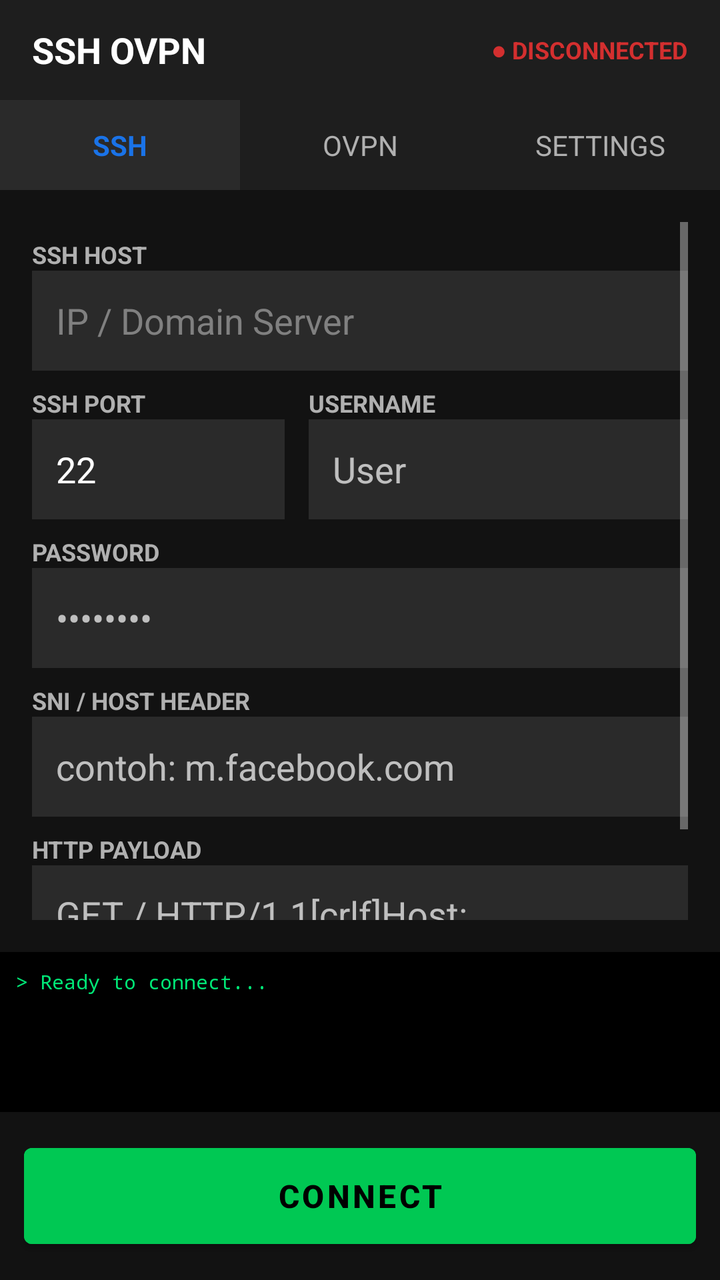
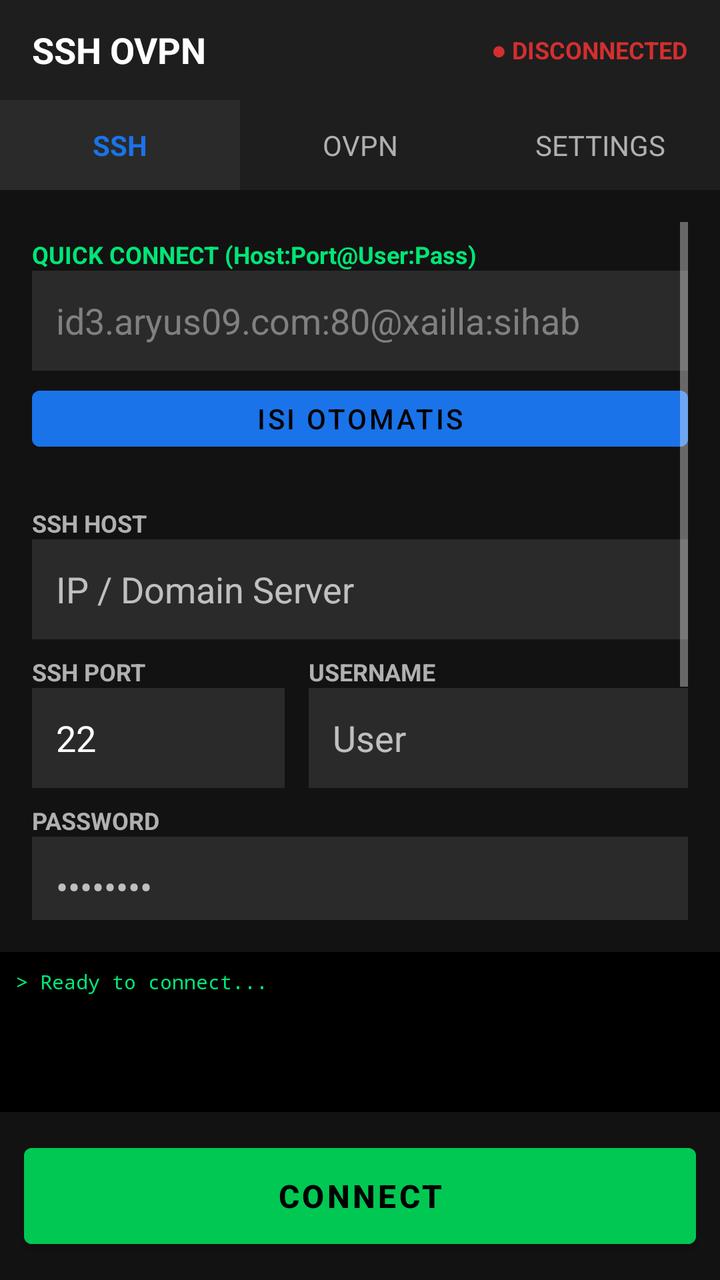

Screens rendered from an Android XML layout before and after an edit, with the pre-edit source and the edit as a unified diff.
<!-- AndroidManifest.xml: application theme Theme.SSHOVPN -->
<!-- res/layout/activity_main.xml -->
<?xml version="1.0" encoding="utf-8"?>
<LinearLayout xmlns:android="http://schemas.android.com/apk/res/android"
    android:layout_width="match_parent"
    android:layout_height="match_parent"
    android:orientation="vertical"
    android:background="#FF121212">

    
    <LinearLayout
        android:layout_width="match_parent"
        android:layout_height="50dp"
        android:background="#FF1E1E1E"
        android:gravity="center_vertical"
        android:paddingHorizontal="16dp">
        <TextView
            android:layout_width="0dp"
            android:layout_height="wrap_content"
            android:layout_weight="1"
            android:text="SSH OVPN"
            android:textColor="#FFFFFFFF"
            android:textSize="18sp"
            android:textStyle="bold" />
        <TextView
            android:id="@+id/tvStatus"
            android:layout_width="wrap_content"
            android:layout_height="wrap_content"
            android:text="● DISCONNECTED"
            android:textColor="#FFD32F2F"
            android:textSize="12sp"
            android:textStyle="bold" />
    </LinearLayout>

    
    <LinearLayout
        android:layout_width="match_parent"
        android:layout_height="45dp"
        android:background="#FF1E1E1E"
        android:orientation="horizontal">
        <TextView android:id="@+id/tabSsh" android:layout_width="0dp" android:layout_height="match_parent" android:layout_weight="1" android:gravity="center" android:text="SSH" android:textColor="#FF1A73E8" android:textStyle="bold" android:background="#FF2A2A2A"/>
        <TextView android:id="@+id/tabOvpn" android:layout_width="0dp" android:layout_height="match_parent" android:layout_weight="1" android:gravity="center" android:text="OVPN" android:textColor="#FFB0B0B0" />
        <TextView android:id="@+id/tabConfig" android:layout_width="0dp" android:layout_height="match_parent" android:layout_weight="1" android:gravity="center" android:text="SETTINGS" android:textColor="#FFB0B0B0" />
    </LinearLayout>

    
    <ScrollView
        android:layout_width="match_parent"
        android:layout_height="0dp"
        android:layout_weight="1"
        android:padding="16dp">
        
        <LinearLayout
            android:layout_width="match_parent"
            android:layout_height="wrap_content"
            android:orientation="vertical">

            
            <LinearLayout
                android:id="@+id/formSsh"
                android:layout_width="match_parent"
                android:layout_height="wrap_content"
                android:orientation="vertical">

                <TextView android:layout_width="wrap_content" android:layout_height="wrap_content" android:text="SSH HOST" android:textColor="#FFB0B0B0" android:textSize="12sp" android:textStyle="bold" android:layout_marginTop="8dp"/>
                <EditText android:id="@+id/etSshHost" android:layout_width="match_parent" android:layout_height="50dp" android:background="#FF2A2A2A" android:paddingHorizontal="12dp" android:textColor="#FFFFFFFF" android:textColorHint="#FF808080" android:hint="IP / Domain Server"/>

                <LinearLayout android:layout_width="match_parent" android:layout_height="wrap_content" android:orientation="horizontal" android:layout_marginTop="8dp">
                    <LinearLayout android:layout_width="0dp" android:layout_height="wrap_content" android:layout_weight="1" android:orientation="vertical">
                        <TextView android:layout_width="wrap_content" android:layout_height="wrap_content" android:text="SSH PORT" android:textColor="#FFB0B0B0" android:textSize="12sp" android:textStyle="bold"/>
                        <EditText android:id="@+id/etSshPort" android:layout_width="match_parent" android:layout_height="50dp" android:background="#FF2A2A2A" android:paddingHorizontal="12dp" android:textColor="#FFFFFFFF" android:inputType="number" android:text="22"/>
                    </LinearLayout>
                    <Space android:layout_width="12dp" android:layout_height="1dp"/>
                    <LinearLayout android:layout_width="0dp" android:layout_height="wrap_content" android:layout_weight="1.5" android:orientation="vertical">
                        <TextView android:layout_width="wrap_content" android:layout_height="wrap_content" android:text="USERNAME" android:textColor="#FFB0B0B0" android:textSize="12sp" android:textStyle="bold"/>
                        <EditText android:id="@+id/etSshUser" android:layout_width="match_parent" android:layout_height="50dp" android:background="#FF2A2A2A" android:paddingHorizontal="12dp" android:textColor="#FFFFFFFF" android:hint="User"/>
                    </LinearLayout>
                </LinearLayout>

                <TextView android:layout_width="wrap_content" android:layout_height="wrap_content" android:text="PASSWORD" android:textColor="#FFB0B0B0" android:textSize="12sp" android:textStyle="bold" android:layout_marginTop="8dp"/>
                <EditText android:id="@+id/etSshPass" android:layout_width="match_parent" android:layout_height="50dp" android:background="#FF2A2A2A" android:paddingHorizontal="12dp" android:textColor="#FFFFFFFF" android:inputType="textPassword" android:hint="••••••••"/>

                <TextView android:layout_width="wrap_content" android:layout_height="wrap_content" android:text="SNI / HOST HEADER" android:textColor="#FFB0B0B0" android:textSize="12sp" android:textStyle="bold" android:layout_marginTop="8dp"/>
                <EditText android:id="@+id/etSni" android:layout_width="match_parent" android:layout_height="50dp" android:background="#FF2A2A2A" android:paddingHorizontal="12dp" android:textColor="#FFFFFFFF" android:hint="contoh: m.facebook.com"/>

                <TextView android:layout_width="wrap_content" android:layout_height="wrap_content" android:text="HTTP PAYLOAD" android:textColor="#FFB0B0B0" android:textSize="12sp" android:textStyle="bold" android:layout_marginTop="8dp"/>
                <EditText android:id="@+id/etPayload" android:layout_width="match_parent" android:layout_height="100dp" android:background="#FF2A2A2A" android:padding="12dp" android:textColor="#FFFFFFFF" android:gravity="top|start" android:inputType="textMultiLine" android:hint="GET / HTTP/1.1[crlf]Host: m.facebook.com[crlf]..."/>
            </LinearLayout>

            
            <LinearLayout android:id="@+id/formOvpn" android:layout_width="match_parent" android:layout_height="wrap_content" android:orientation="vertical" android:visibility="gone">
                <TextView android:layout_width="wrap_content" android:layout_height="wrap_content" android:text="OVPN Config Path" android:textColor="#FFFFFFFF" android:layout_marginTop="16dp"/>
                <EditText android:id="@+id/etOvpnPath" android:layout_width="match_parent" android:layout_height="50dp" android:background="#FF2A2A2A" android:paddingHorizontal="12dp" android:textColor="#FFFFFFFF" android:hint="/sdcard/client.ovpn" android:layout_marginTop="8dp"/>
                <Button android:id="@+id/btnPickOvpn" android:layout_width="match_parent" android:layout_height="50dp" android:text="PILIH FILE OVPN" android:layout_marginTop="16dp" android:backgroundTint="#FF1A73E8"/>
            </LinearLayout>

            
            <LinearLayout android:id="@+id/formConfig" android:layout_width="match_parent" android:layout_height="wrap_content" android:orientation="vertical" android:visibility="gone">
                <TextView android:layout_width="wrap_content" android:layout_height="wrap_content" android:text="DNS SERVER" android:textColor="#FFB0B0B0" android:textSize="12sp" android:textStyle="bold" android:layout_marginTop="16dp"/>
                <EditText android:id="@+id/etDns" android:layout_width="match_parent" android:layout_height="50dp" android:background="#FF2A2A2A" android:paddingHorizontal="12dp" android:textColor="#FFFFFFFF" android:text="1.1.1.1"/>
                
                <CheckBox android:id="@+id/cbAutoReconnect" android:layout_width="match_parent" android:layout_height="wrap_content" android:text="Auto Reconnect" android:textColor="#FFFFFFFF" android:checked="true" android:layout_marginTop="16dp"/>
                <CheckBox android:id="@+id/cbBypassDpi" android:layout_width="match_parent" android:layout_height="wrap_content" android:text="Bypass DPI / Split Payload" android:textColor="#FFFFFFFF"/>
            </LinearLayout>

        </LinearLayout>
    </ScrollView>

    
    <TextView
        android:id="@+id/tvLog"
        android:layout_width="match_parent"
        android:layout_height="80dp"
        android:background="#FF000000"
        android:fontFamily="monospace"
        android:padding="8dp"
        android:scrollbars="vertical"
        android:text="> Ready to connect..."
        android:textColor="#FF00E676"
        android:textSize="10sp" />

    
    <Button
        android:id="@+id/btnConnect"
        android:layout_width="match_parent"
        android:layout_height="60dp"
        android:layout_margin="12dp"
        android:text="CONNECT"
        android:textSize="16sp"
        android:textStyle="bold"
        android:textColor="#FF000000"
        android:backgroundTint="#FF00C853" />

</LinearLayout>
<!-- resources referenced by this layout -->
<resources>
  <style name="Theme.SSHOVPN" parent="Theme.MaterialComponents.NoActionBar">
          <item name="colorPrimary">#FF1A73E8</item>
          <item name="colorSecondary">#FF00C853</item>
          <item name="android:windowBackground">#FF121212</item>
      </style>
</resources>

<!-- the commit's change to res/layout/activity_main.xml (unified diff, before → after) -->
@@ -5,32 +5,16 @@
     android:orientation="vertical"
     android:background="#FF121212">
 
-    
     <LinearLayout
         android:layout_width="match_parent"
         android:layout_height="50dp"
         android:background="#FF1E1E1E"
         android:gravity="center_vertical"
         android:paddingHorizontal="16dp">
-        <TextView
-            android:layout_width="0dp"
-            android:layout_height="wrap_content"
-            android:layout_weight="1"
-            android:text="SSH OVPN"
-            android:textColor="#FFFFFFFF"
-            android:textSize="18sp"
-            android:textStyle="bold" />
-        <TextView
-            android:id="@+id/tvStatus"
-            android:layout_width="wrap_content"
-            android:layout_height="wrap_content"
-            android:text="● DISCONNECTED"
-            android:textColor="#FFD32F2F"
-            android:textSize="12sp"
-            android:textStyle="bold" />
+        <TextView android:layout_width="0dp" android:layout_height="wrap_content" android:layout_weight="1" android:text="SSH OVPN" android:textColor="#FFFFFFFF" android:textSize="18sp" android:textStyle="bold" />
+        <TextView android:id="@+id/tvStatus" android:layout_width="wrap_content" android:layout_height="wrap_content" android:text="● DISCONNECTED" android:textColor="#FFD32F2F" android:textSize="12sp" android:textStyle="bold" />
     </LinearLayout>
 
-    
     <LinearLayout
         android:layout_width="match_parent"
         android:layout_height="45dp"
@@ -41,27 +25,18 @@
         <TextView android:id="@+id/tabConfig" android:layout_width="0dp" android:layout_height="match_parent" android:layout_weight="1" android:gravity="center" android:text="SETTINGS" android:textColor="#FFB0B0B0" />
     </LinearLayout>
 
-    
-    <ScrollView
-        android:layout_width="match_parent"
-        android:layout_height="0dp"
-        android:layout_weight="1"
-        android:padding="16dp">
-        
-        <LinearLayout
-            android:layout_width="match_parent"
-            android:layout_height="wrap_content"
-            android:orientation="vertical">
+    <ScrollView android:layout_width="match_parent" android:layout_height="0dp" android:layout_weight="1" android:padding="16dp">
+        <LinearLayout android:layout_width="match_parent" android:layout_height="wrap_content" android:orientation="vertical">
 
-            
-            <LinearLayout
-                android:id="@+id/formSsh"
-                android:layout_width="match_parent"
-                android:layout_height="wrap_content"
-                android:orientation="vertical">
+            <LinearLayout android:id="@+id/formSsh" android:layout_width="match_parent" android:layout_height="wrap_content" android:orientation="vertical">
+                
+                
+                <TextView android:layout_width="wrap_content" android:layout_height="wrap_content" android:text="QUICK CONNECT (Host:Port@User:Pass)" android:textColor="#FF00E676" android:textSize="12sp" android:textStyle="bold" android:layout_marginTop="8dp"/>
+                <EditText android:id="@+id/etQuickConnect" android:layout_width="match_parent" android:layout_height="50dp" android:background="#FF2A2A2A" android:paddingHorizontal="12dp" android:textColor="#FFFFFFFF" android:textColorHint="#FF808080" android:hint="id3.aryus09.com:80@xailla:sihab"/>
+                <Button android:id="@+id/btnParse" android:layout_width="match_parent" android:layout_height="40dp" android:text="ISI OTOMATIS" android:backgroundTint="#FF1A73E8" android:layout_marginTop="4dp" android:layout_marginBottom="16dp"/>
 
                 <TextView android:layout_width="wrap_content" android:layout_height="wrap_content" android:text="SSH HOST" android:textColor="#FFB0B0B0" android:textSize="12sp" android:textStyle="bold" android:layout_marginTop="8dp"/>
-                <EditText android:id="@+id/etSshHost" android:layout_width="match_parent" android:layout_height="50dp" android:background="#FF2A2A2A" android:paddingHorizontal="12dp" android:textColor="#FFFFFFFF" android:textColorHint="#FF808080" android:hint="IP / Domain Server"/>
+                <EditText android:id="@+id/etSshHost" android:layout_width="match_parent" android:layout_height="50dp" android:background="#FF2A2A2A" android:paddingHorizontal="12dp" android:textColor="#FFFFFFFF" android:hint="IP / Domain Server"/>
 
                 <LinearLayout android:layout_width="match_parent" android:layout_height="wrap_content" android:orientation="horizontal" android:layout_marginTop="8dp">
                     <LinearLayout android:layout_width="0dp" android:layout_height="wrap_content" android:layout_weight="1" android:orientation="vertical">
@@ -85,48 +60,22 @@
                 <EditText android:id="@+id/etPayload" android:layout_width="match_parent" android:layout_height="100dp" android:background="#FF2A2A2A" android:padding="12dp" android:textColor="#FFFFFFFF" android:gravity="top|start" android:inputType="textMultiLine" android:hint="GET / HTTP/1.1[crlf]Host: m.facebook.com[crlf]..."/>
             </LinearLayout>
 
-            
             <LinearLayout android:id="@+id/formOvpn" android:layout_width="match_parent" android:layout_height="wrap_content" android:orientation="vertical" android:visibility="gone">
                 <TextView android:layout_width="wrap_content" android:layout_height="wrap_content" android:text="OVPN Config Path" android:textColor="#FFFFFFFF" android:layout_marginTop="16dp"/>
                 <EditText android:id="@+id/etOvpnPath" android:layout_width="match_parent" android:layout_height="50dp" android:background="#FF2A2A2A" android:paddingHorizontal="12dp" android:textColor="#FFFFFFFF" android:hint="/sdcard/client.ovpn" android:layout_marginTop="8dp"/>
                 <Button android:id="@+id/btnPickOvpn" android:layout_width="match_parent" android:layout_height="50dp" android:text="PILIH FILE OVPN" android:layout_marginTop="16dp" android:backgroundTint="#FF1A73E8"/>
             </LinearLayout>
 
-            
             <LinearLayout android:id="@+id/formConfig" android:layout_width="match_parent" android:layout_height="wrap_content" android:orientation="vertical" android:visibility="gone">
                 <TextView android:layout_width="wrap_content" android:layout_height="wrap_content" android:text="DNS SERVER" android:textColor="#FFB0B0B0" android:textSize="12sp" android:textStyle="bold" android:layout_marginTop="16dp"/>
                 <EditText android:id="@+id/etDns" android:layout_width="match_parent" android:layout_height="50dp" android:background="#FF2A2A2A" android:paddingHorizontal="12dp" android:textColor="#FFFFFFFF" android:text="1.1.1.1"/>
-                
                 <CheckBox android:id="@+id/cbAutoReconnect" android:layout_width="match_parent" android:layout_height="wrap_content" android:text="Auto Reconnect" android:textColor="#FFFFFFFF" android:checked="true" android:layout_marginTop="16dp"/>
                 <CheckBox android:id="@+id/cbBypassDpi" android:layout_width="match_parent" android:layout_height="wrap_content" android:text="Bypass DPI / Split Payload" android:textColor="#FFFFFFFF"/>
             </LinearLayout>
-
         </LinearLayout>
     </ScrollView>
 
-    
-    <TextView
-        android:id="@+id/tvLog"
-        android:layout_width="match_parent"
-        android:layout_height="80dp"
-        android:background="#FF000000"
-        android:fontFamily="monospace"
-        android:padding="8dp"
-        android:scrollbars="vertical"
-        android:text="> Ready to connect..."
-        android:textColor="#FF00E676"
-        android:textSize="10sp" />
+    <TextView android:id="@+id/tvLog" android:layout_width="match_parent" android:layout_height="80dp" android:background="#FF000000" android:fontFamily="monospace" android:padding="8dp" android:scrollbars="vertical" android:text="> Ready to connect..." android:textColor="#FF00E676" android:textSize="10sp" />
 
-    
-    <Button
-        android:id="@+id/btnConnect"
-        android:layout_width="match_parent"
-        android:layout_height="60dp"
-        android:layout_margin="12dp"
-        android:text="CONNECT"
-        android:textSize="16sp"
-        android:textStyle="bold"
-        android:textColor="#FF000000"
-        android:backgroundTint="#FF00C853" />
-
+    <Button android:id="@+id/btnConnect" android:layout_width="match_parent" android:layout_height="60dp" android:layout_margin="12dp" android:text="CONNECT" android:textSize="16sp" android:textStyle="bold" android:textColor="#FF000000" android:backgroundTint="#FF00C853" />
 </LinearLayout>
